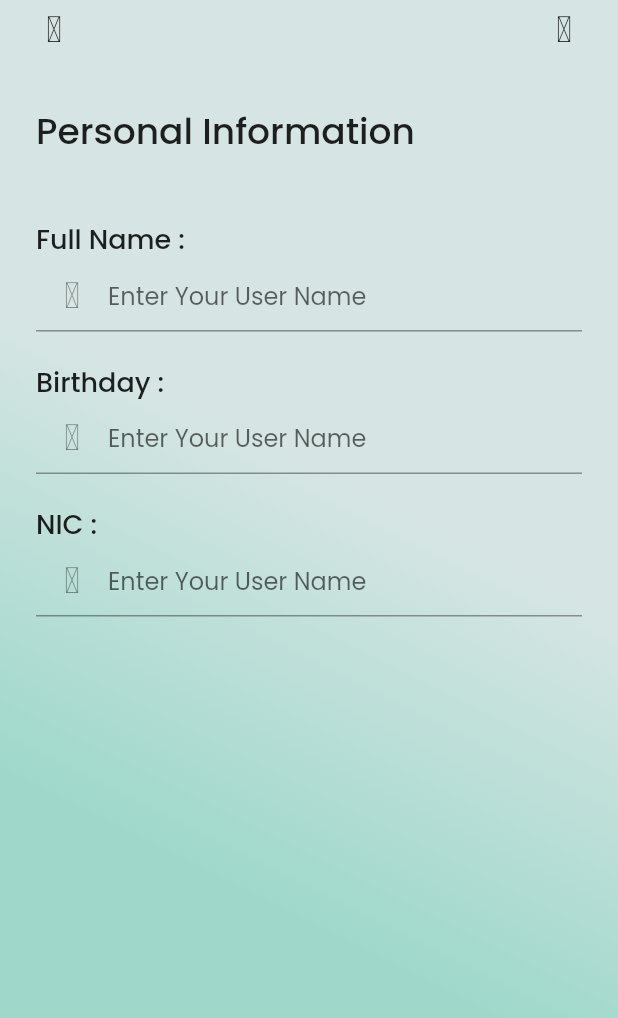
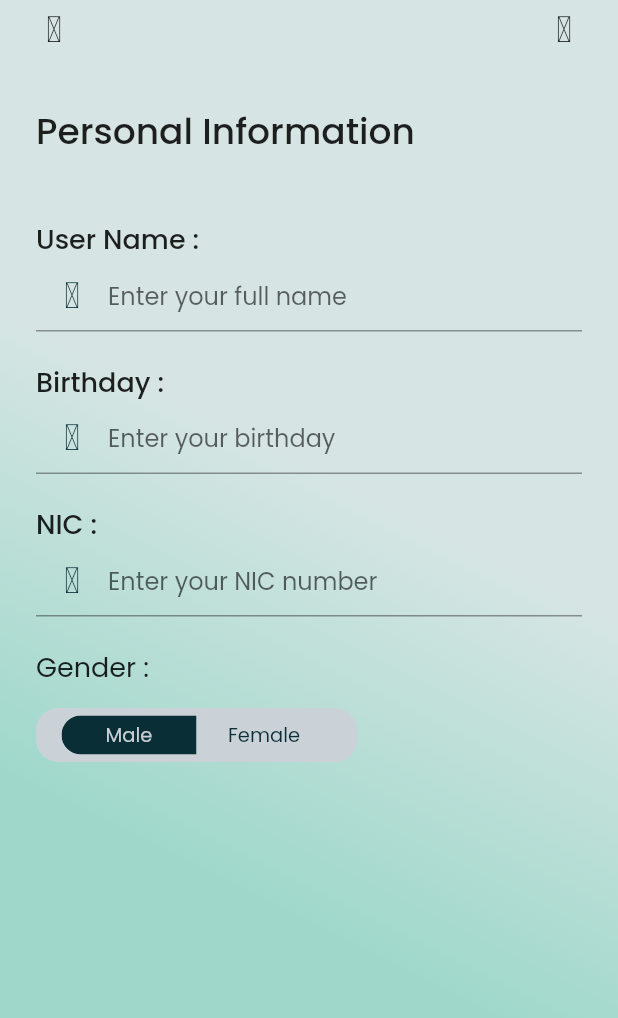
Before and after one commit to Genster78/Daily_UI_Challenge-Day01-, a Flutter app: the PersonalInfomation screen opened directly, on a phone screen of 412 x 824 dp. Shown: the top 1018 px of the screen. Run offline on Flutter 3.47's test engine with Material 2 defaults, Android fonts, the phone set to English and light mode, and no system bars.

Commit message:
add_togglebutton

```diff
--- a/lib/Components/InputFields.dart
+++ b/lib/Components/InputFields.dart
@@ -1,15 +1,15 @@
 // ignore_for_file: public_member_api_docs, sort_constructors_first
 import 'package:flutter/material.dart';
 
-import 'package:day_01/custom_icons_icons.dart';
-
 class InputField extends StatelessWidget {
   String inputname;
-  // IconData icon;
+  String hint;
+  IconData icons;
   InputField({
     Key? key,
     required this.inputname,
-    // required this.icon,
+    required this.hint,
+    required this.icons,
   }) : super(key: key);
 
   @override
@@ -17,6 +17,9 @@ class InputField extends StatelessWidget {
     return Container(
       child: Column(
         crossAxisAlignment: CrossAxisAlignment.start,
+        mainAxisAlignment: MainAxisAlignment.center,
+        children: [
+          Row(
             children: [
               Text(
                 inputname,
@@ -25,13 +28,17 @@ class InputField extends StatelessWidget {
                   fontWeight: FontWeight.w500,
                 ),
               ),
+            ],
+          ),
+          // SizedBox(height: 7,),
+          // Icon(icons),
           TextFormField(
-            decoration: const InputDecoration(
+            decoration: InputDecoration(
               border: UnderlineInputBorder(),
-              hintText: 'Enter Your User Name',
-              prefixIcon: Icon(CustomIcons.icon__call_)
+              hintText: hint,
+              prefixIcon: Icon(icons, color: Color(0xFF0A2E36),)
             ),
-          )
+          ),
         ],
       ),
     );
--- /dev/null
+++ b/lib/Components/ToggleButton.dart
@@ -0,0 +1,99 @@
+import 'package:flutter/material.dart';
+
+const List<Widget> fruits = <Widget>[
+  Text(
+    'Male',
+    style: TextStyle(fontSize: 13),
+  ),
+  Text(
+    'Female',
+    style: TextStyle(fontSize: 13),
+  ),
+];
+
+void main() => runApp(const MyApp());
+
+class MyApp extends StatelessWidget {
+  const MyApp({super.key});
+
+  static const String _title = 'ToggleButton';
+
+  @override
+  Widget build(BuildContext context) {
+    return const MaterialApp(
+      title: _title,
+      home: ToggleButton(title: _title),
+    );
+  }
+}
+
+class ToggleButton extends StatefulWidget {
+  const ToggleButton({super.key, required this.title});
+
+  final String title;
+
+  @override
+  State<ToggleButton> createState() => _ToggleButtonState();
+}
+
+class _ToggleButtonState extends State<ToggleButton> {
+  final List<bool> _selectedFruits = <bool>[true, false];
+  bool vertical = false;
+
+  @override
+  Widget build(BuildContext context) {
+    final ThemeData theme = Theme.of(context);
+
+    return Container(
+      child: Column(
+        crossAxisAlignment: CrossAxisAlignment.start,
+        children: [
+          Text(
+            'Gender :',
+            style: TextStyle(fontSize: 18),
+          ),
+          SizedBox(
+            height: 14,
+          ),
+          Container(
+            width: 214,
+            height: 36,
+            decoration: BoxDecoration(
+                color: Color(0xFFCBD2D7),
+                borderRadius: BorderRadius.all(Radius.circular(15))),
+            child: Center(
+              child: Padding(
+                padding: const EdgeInsets.symmetric(vertical: 5, horizontal: 10),
+                child: ToggleButtons(
+                  direction: vertical ? Axis.vertical : Axis.horizontal,
+                  onPressed: (int index) {
+                    setState(() {
+                      // The button that is tapped is set to true, and the others to false.
+                      for (int i = 0; i < _selectedFruits.length; i++) {
+                        _selectedFruits[i] = i == index;
+                      }
+                    });
+                  },
+                  borderRadius: const BorderRadius.all(Radius.circular(15)),
+                  borderWidth: 2,
+                  renderBorder: false,
+                  selectedBorderColor: Color(0xFFCBD2D7),
+                  selectedColor: Color(0xFFCACFD6),
+                  fillColor: Color(0xFF0A2E36),
+                  color: Color(0xFF0A2E36),
+                  // splashColor: Color(0xFFCBD2D7),
+                  constraints: const BoxConstraints(
+                    minHeight: 26.0,
+                    minWidth: 90.0,
+                  ),
+                  isSelected: _selectedFruits,
+                  children: fruits,
+                ),
+              ),
+            ),
+          )
+        ],
+      ),
+    );
+  }
+}
--- a/lib/Pages/Personal_Info_Page.dart
+++ b/lib/Pages/Personal_Info_Page.dart
@@ -1,5 +1,6 @@
 import 'package:day_01/Components/App_Bar.dart';
 import 'package:day_01/Components/InputFields.dart';
+import 'package:day_01/Components/ToggleButton.dart';
 import 'package:day_01/custom_icons_icons.dart';
 import 'package:flutter/material.dart';
 import '../Components/Pages_Background_Color.dart';
@@ -12,6 +13,8 @@ class PersonalInfomation extends StatefulWidget {
 }
 
 class _PersonalInfomationState extends State<PersonalInfomation> {
+  get isSelected => [];
+
   @override
   Widget build(BuildContext context) {
     return Scaffold(
@@ -22,6 +25,7 @@ class _PersonalInfomationState extends State<PersonalInfomation> {
             Padding(
               padding: const EdgeInsets.symmetric(horizontal: 24),
               child: Column(
+                crossAxisAlignment: CrossAxisAlignment.start,
                 children: [
                   TopAppBar(),
                   Padding(
@@ -40,20 +44,23 @@ class _PersonalInfomationState extends State<PersonalInfomation> {
                       ],
                     ),
                   ),
-                  Padding(
-                    padding: const EdgeInsets.only(top: 40),
-                    child: Container(
-                      child: Column(
-                        children: [
-                          InputField(inputname: 'Full Name :',  ),
-                          SizedBox(height: 20,),
-                          InputField(inputname: 'Birthday :',),
-                          SizedBox(height: 20,),
-                          InputField(inputname: 'NIC :', )
-                        ],
-                      ),
-                    ),
-                  )
+                  SizedBox(height: 40),
+                  InputField(
+                      inputname: 'User Name :',
+                      hint: 'Enter your full name',
+                      icons: CustomIcons.icon__person_),
+                  SizedBox(height: 20),
+                  InputField(
+                      inputname: 'Birthday :',
+                      hint: 'Enter your birthday',
+                      icons: CustomIcons.icon__calendar_),
+                  SizedBox(height: 20),
+                  InputField(
+                      inputname: 'NIC :',
+                      hint: 'Enter your NIC number',
+                      icons: CustomIcons.icon__person_),
+                  SizedBox(height: 20),
+                  ToggleButton(title: 'Gender',),
                 ],
               ),
             ),
--- a/lib/main.dart
+++ b/lib/main.dart
@@ -18,7 +18,7 @@ class MyApp extends StatelessWidget {
         primarySwatch: Colors.blue,
         fontFamily: 'Poppins',
       ),
-      home: LandingPage(),
+      home: PersonalInfomation(),
     );
   }
 }
```
Also changed, not shown: lib/Pages/Landing_page.dart (line endings or trailing spaces). Lines whose indentation alone changed are shown as unchanged.
